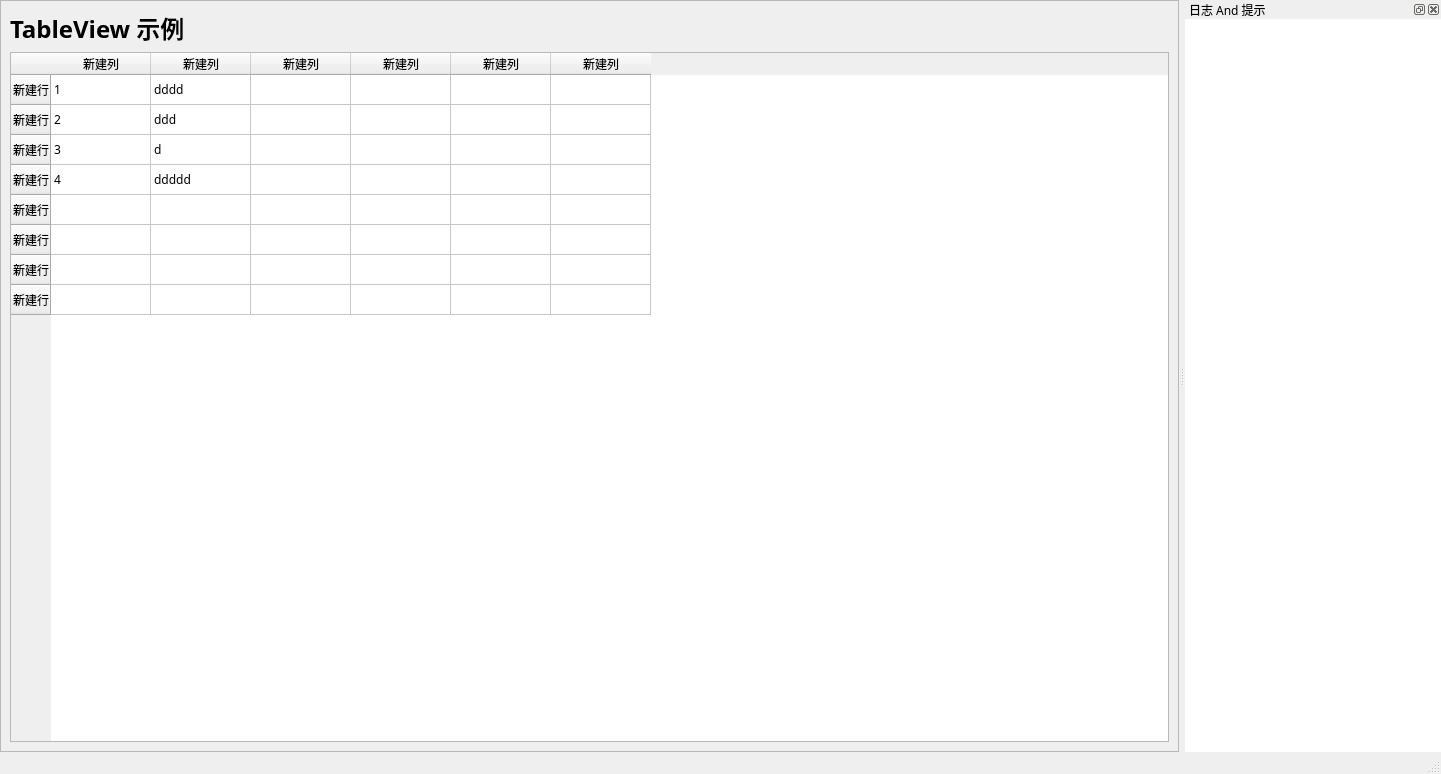
Old version of the form Example/mainwindow.ui in the repository XHY-ChuJian/FluentUIStyle.
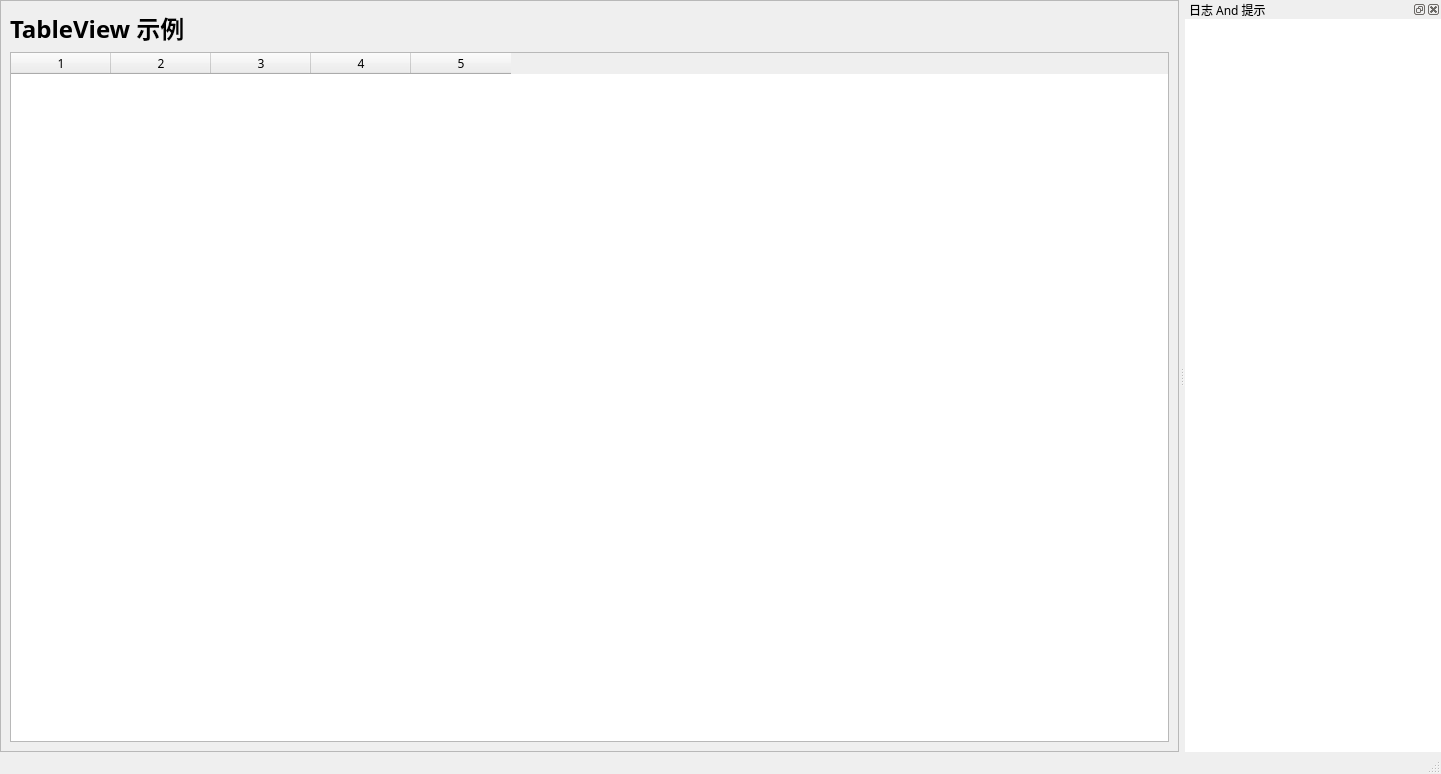
New version of the form. The open tabs and pages were chosen to show the change. Custom widgets are drawn as their Qt base class.

What changed in the file:
```diff
--- a/Example/mainwindow.ui
+++ b/Example/mainwindow.ui
@@ -1272,6 +1272,12 @@
            </item>
            <item row="1" column="0">
             <widget class="QTableWidget" name="tableWidget">
+             <property name="columnCount">
+              <number>5</number>
+             </property>
+             <property name="rowCount">
+              <number>0</number>
+             </property>
              <property name="font">
               <font>
                <family>微软雅黑</family>
@@ -1280,116 +1286,6 @@
              <property name="selectionBehavior">
               <enum>QAbstractItemView::SelectionBehavior::SelectItems</enum>
              </property>
-             <row>
-              <property name="text">
-               <string>新建行</string>
-              </property>
-             </row>
-             <row>
-              <property name="text">
-               <string>新建行</string>
-              </property>
-             </row>
-             <row>
-              <property name="text">
-               <string>新建行</string>
-              </property>
-             </row>
-             <row>
-              <property name="text">
-               <string>新建行</string>
-              </property>
-             </row>
-             <row>
-              <property name="text">
-               <string>新建行</string>
-              </property>
-             </row>
-             <row>
-              <property name="text">
-               <string>新建行</string>
-              </property>
-             </row>
-             <row>
-              <property name="text">
-               <string>新建行</string>
-              </property>
-             </row>
-             <row>
-              <property name="text">
-               <string>新建行</string>
-              </property>
-             </row>
-             <column>
-              <property name="text">
-               <string>新建列</string>
-              </property>
-             </column>
-             <column>
-              <property name="text">
-               <string>新建列</string>
-              </property>
-             </column>
-             <column>
-              <property name="text">
-               <string>新建列</string>
-              </property>
-             </column>
-             <column>
-              <property name="text">
-               <string>新建列</string>
-              </property>
-             </column>
-             <column>
-              <property name="text">
-               <string>新建列</string>
-              </property>
-             </column>
-             <column>
-              <property name="text">
-               <string>新建列</string>
-              </property>
-             </column>
-             <item row="0" column="0">
-              <property name="text">
-               <string>1</string>
-              </property>
-             </item>
-             <item row="0" column="1">
-              <property name="text">
-               <string>dddd</string>
-              </property>
-             </item>
-             <item row="1" column="0">
-              <property name="text">
-               <string>2</string>
-              </property>
-             </item>
-             <item row="1" column="1">
-              <property name="text">
-               <string>ddd</string>
-              </property>
-             </item>
-             <item row="2" column="0">
-              <property name="text">
-               <string>3</string>
-              </property>
-             </item>
-             <item row="2" column="1">
-              <property name="text">
-               <string>d</string>
-              </property>
-             </item>
-             <item row="3" column="0">
-              <property name="text">
-               <string>4</string>
-              </property>
-             </item>
-             <item row="3" column="1">
-              <property name="text">
-               <string>ddddd</string>
-              </property>
-             </item>
             </widget>
            </item>
           </layout>
```
Left out of the diff: 63 changed lines with no effect on the pictures.
